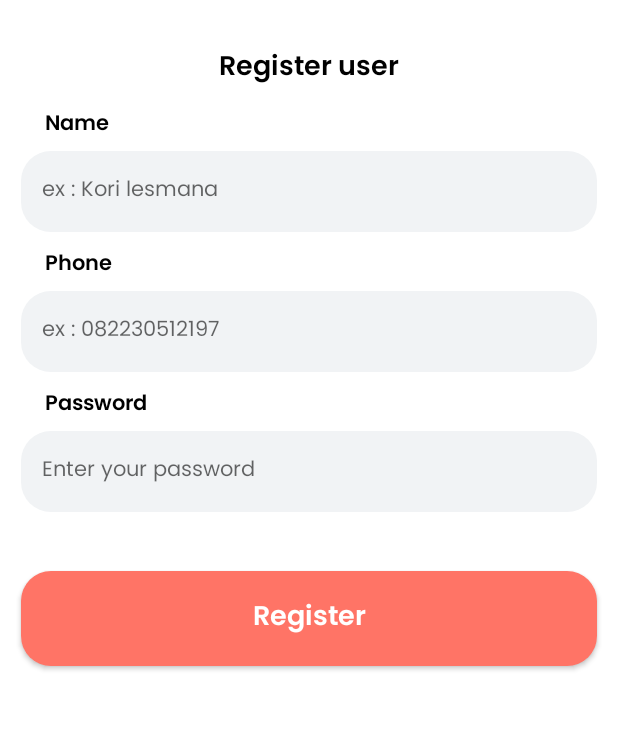
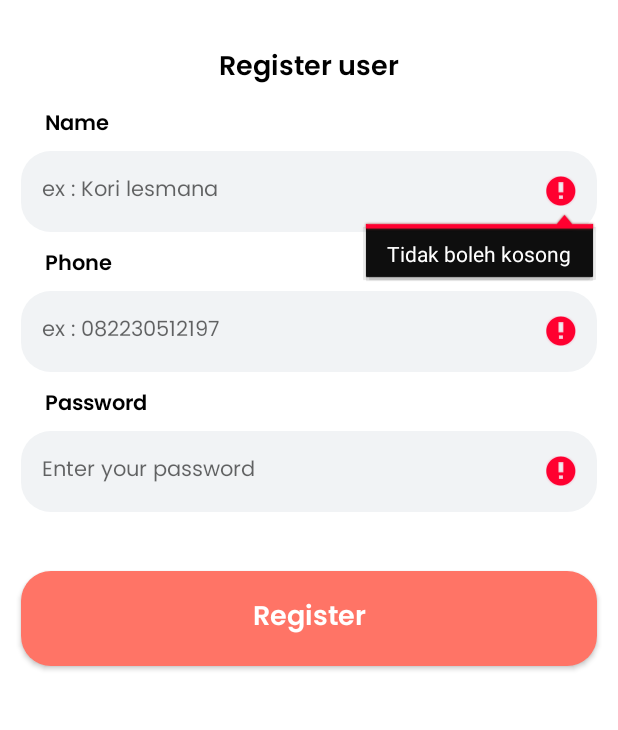
Before and after one commit to Samsul-Arip/FinalProject2-Kelompok3, an Android app: the screen it shows after launch (RegisterActivity), after a tap on "Sign Up", on a phone screen of 412 x 824 dp, the part 264-994 px from its top. Run offline under Robolectric (Android 15) with nearby library versions, the phone set to English and light mode, and no system bars.

Commit message:
register User done

```diff
--- /dev/null
+++ b/aplikasiuser/src/main/java/com/samsul/aplikasiuser/presenter/RegisterPresenter.java
@@ -0,0 +1,42 @@
+package com.samsul.aplikasiuser.presenter;
+
+import com.samsul.aplikasiuser.data.model.ResponseRegister;
+import com.samsul.aplikasiuser.networking.ApiClient;
+import com.samsul.aplikasiuser.repository.RegisterContract;
+
+import retrofit2.Call;
+import retrofit2.Callback;
+import retrofit2.Response;
+
+public class RegisterPresenter implements RegisterContract.Presenter {
+
+    private final RegisterContract.MainView view;
+
+    public RegisterPresenter(RegisterContract.MainView view) {
+        this.view = view;
+        this.view.onCreateActivity();
+    }
+
+    @Override
+    public void registerUser(String username, String name, String password, String noHp) {
+        view.showLoading(true);
+        ApiClient.getApiEndPoint().registerUser(username, name, password, noHp).enqueue(new Callback<ResponseRegister>() {
+            @Override
+            public void onResponse(Call<ResponseRegister> call, Response<ResponseRegister> response) {
+                if(response.isSuccessful() && response.code() == 201) {
+                    ResponseRegister responseRegister = response.body();
+                    view.showLoading(false);
+                    assert responseRegister != null;
+                    responseRegister.setMessage(responseRegister.getMessage());
+                    view.showMessage(responseRegister.getMessage());
+                }
+            }
+
+            @Override
+            public void onFailure(Call<ResponseRegister> call, Throwable t) {
+                view.showMessage("Periksa koneksi anda");
+                view.showLoading(false);
+            }
+        });
+    }
+}
--- /dev/null
+++ b/aplikasiuser/src/main/java/com/samsul/aplikasiuser/repository/RegisterContract.java
@@ -0,0 +1,15 @@
+package com.samsul.aplikasiuser.repository;
+
+public interface RegisterContract {
+
+    interface Presenter {
+        void registerUser(String username, String name, String password, String noHp);
+    }
+
+    interface MainView {
+        void onCreateActivity();
+        void showMessage(String message);
+        void showLoading(Boolean loading);
+    }
+
+}
--- a/aplikasiuser/src/main/java/com/samsul/aplikasiuser/ui/RegisterActivity.java
+++ b/aplikasiuser/src/main/java/com/samsul/aplikasiuser/ui/RegisterActivity.java
@@ -3,15 +3,55 @@ package com.samsul.aplikasiuser.ui;
 import androidx.appcompat.app.AppCompatActivity;
 
 import android.os.Bundle;
+import android.view.View;
+import android.widget.Toast;
 
 import com.samsul.aplikasiuser.R;
+import com.samsul.aplikasiuser.databinding.ActivityRegisterBinding;
+import com.samsul.aplikasiuser.presenter.RegisterPresenter;
+import com.samsul.aplikasiuser.repository.RegisterContract;
 
-public class RegisterActivity extends AppCompatActivity {
+public class RegisterActivity extends AppCompatActivity implements RegisterContract.MainView {
 
+    private ActivityRegisterBinding binding;
+    private RegisterPresenter presenter;
 
     @Override
     protected void onCreate(Bundle savedInstanceState) {
         super.onCreate(savedInstanceState);
-        setContentView(R.layout.activity_register);
+        binding = ActivityRegisterBinding.inflate(getLayoutInflater());
+        setContentView(binding.getRoot());
+        presenter = new RegisterPresenter(this);
+    }
+
+    @Override
+    public void onCreateActivity() {
+        String username = binding.edtName.getText().toString();
+        String password = binding.edtPassword.getText().toString();
+        String noPhone = binding.edtPhone.getText().toString();
+
+        if(username.isEmpty() && password.isEmpty() && noPhone.isEmpty()) {
+            binding.edtName.setError("Tidak boleh kosong");
+            binding.edtPassword.setError("Tidak boleh kosong");
+            binding.edtPhone.setError("Tidak boleh kosong");
+        } else {
+            presenter.registerUser(username, username, password, noPhone);
+        }
+    }
+
+    @Override
+    public void showMessage(String message) {
+        Toast.makeText(RegisterActivity.this, message, Toast.LENGTH_SHORT).show();
+    }
+
+    @Override
+    public void showLoading(Boolean loading) {
+        if(loading) {
+            binding.pbLoading.setVisibility(View.VISIBLE);
+            binding.btnRegister.setVisibility(View.GONE);
+        } else {
+            binding.pbLoading.setVisibility(View.VISIBLE);
+            binding.btnRegister.setVisibility(View.GONE);
+        }
     }
 }
--- a/aplikasiuser/src/main/res/layout/activity_register.xml
+++ b/aplikasiuser/src/main/res/layout/activity_register.xml
@@ -13,9 +13,7 @@
         android:id="@+id/toolbarHome"
         android:layout_width="match_parent"
         android:layout_height="?attr/actionBarSize"
-        app:layout_constraintEnd_toEndOf="parent"
-        app:layout_constraintStart_toStartOf="parent"
-        app:layout_constraintTop_toTopOf="parent">
+        >
 
         <ImageView
             android:id="@+id/imgBack"
@@ -159,4 +157,14 @@
         android:layout_marginBottom="20dp"
         />
 
+    <ProgressBar
+        android:id="@+id/pbLoading"
+        android:layout_width="wrap_content"
+        android:layout_height="wrap_content"
+        android:progressTint="@color/colorPrimary"
+        android:visibility="gone"
+        android:layout_marginTop="39dp"
+        android:layout_marginBottom="20dp"
+        android:layout_gravity="center_horizontal"
+        />
 </LinearLayout>
```
Also changed, not shown: aplikasiuser/src/main/java/com/samsul/aplikasiuser/data/model/ResponseRegister.java (added, +43 -0 lines), aplikasiuser/src/main/java/com/samsul/aplikasiuser/networking/ApiClient.java (+22 -0 lines), aplikasiuser/src/main/java/com/samsul/aplikasiuser/networking/ApiEndPoint.java (+16 -1 lines).
